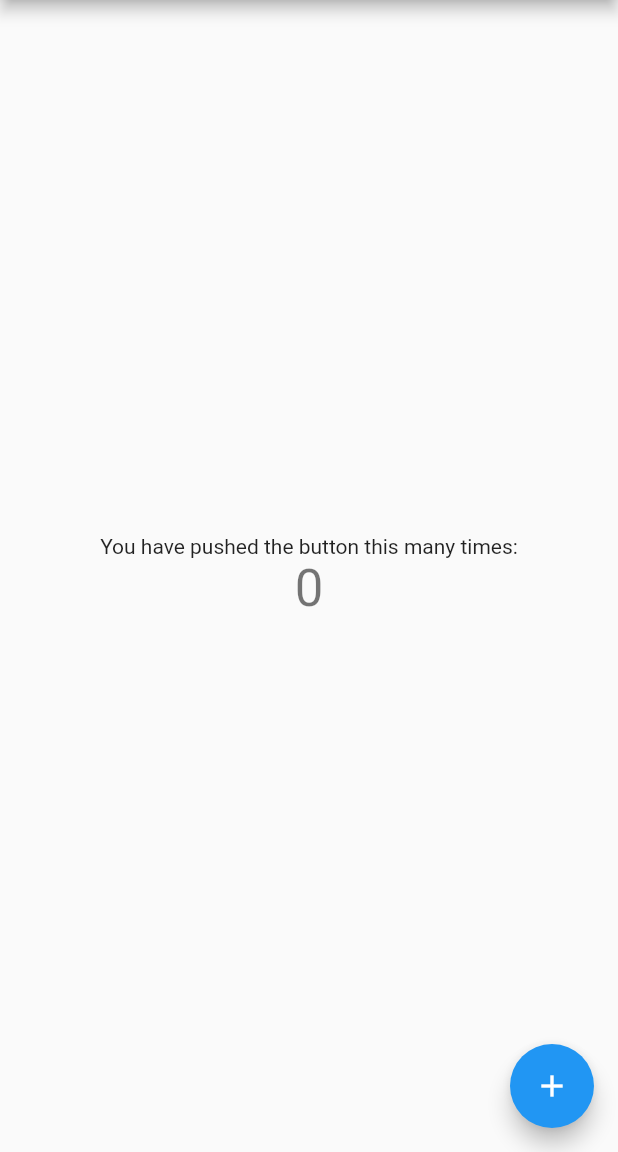
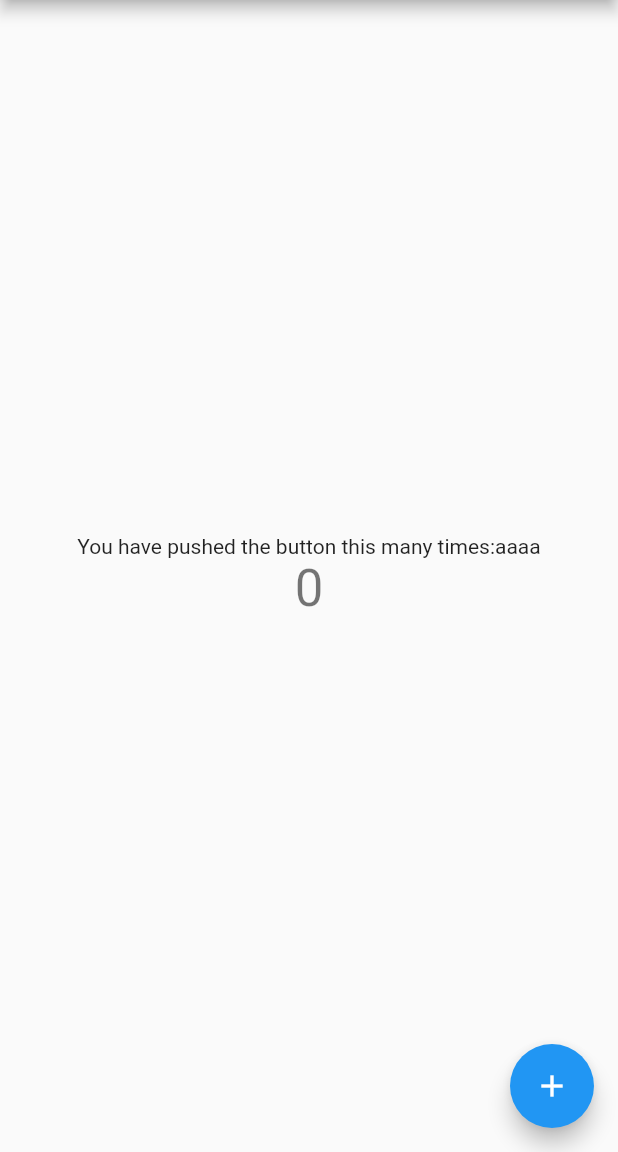
Before and after one commit to Nori0219/mac_git_test, a Flutter app: the screen it shows after launch, on a phone screen of 412 x 824 dp, the part 84-1236 px from its top. Run offline on Flutter 3.47's test engine with Material 2 defaults, Android fonts, the phone set to English and light mode, and no system bars.

Commit message:
ファイルを修正してみた

```diff
--- a/lib/main.dart
+++ b/lib/main.dart
@@ -13,15 +13,6 @@ class MyApp extends StatelessWidget {
     return MaterialApp(
       title: 'Flutter Demo',
       theme: ThemeData(
-        // This is the theme of your application.
-        //
-        // Try running your application with "flutter run". You'll see the
-        // application has a blue toolbar. Then, without quitting the app, try
-        // changing the primarySwatch below to Colors.green and then invoke
-        // "hot reload" (press "r" in the console where you ran "flutter run",
-        // or simply save your changes to "hot reload" in a Flutter IDE).
-        // Notice that the counter didn't reset back to zero; the application
-        // is not restarted.
         primarySwatch: Colors.blue,
       ),
       home: const MyHomePage(title: 'Flutter Demo Home Page'),
@@ -32,14 +23,6 @@ class MyApp extends StatelessWidget {
 class MyHomePage extends StatefulWidget {
   const MyHomePage({super.key, required this.title});
 
-  // This widget is the home page of your application. It is stateful, meaning
-  // that it has a State object (defined below) that contains fields that affect
-  // how it looks.
-
-  // This class is the configuration for the state. It holds the values (in this
-  // case the title) provided by the parent (in this case the App widget) and
-  // used by the build method of the State. Fields in a Widget subclass are
-  // always marked "final".
 
   final String title;
 
@@ -52,11 +35,6 @@ class _MyHomePageState extends State<MyHomePage> {
 
   void _incrementCounter() {
     setState(() {
-      // This call to setState tells the Flutter framework that something has
-      // changed in this State, which causes it to rerun the build method below
-      // so that the display can reflect the updated values. If we changed
-      // _counter without calling setState(), then the build method would not be
-      // called again, and so nothing would appear to happen.
       _counter++;
     });
   }
@@ -96,7 +74,7 @@ class _MyHomePageState extends State<MyHomePage> {
           mainAxisAlignment: MainAxisAlignment.center,
           children: <Widget>[
             const Text(
-              'You have pushed the button this many times:',
+              'You have pushed the button this many times:aaaa',
             ),
             Text(
               '$_counter',
```
